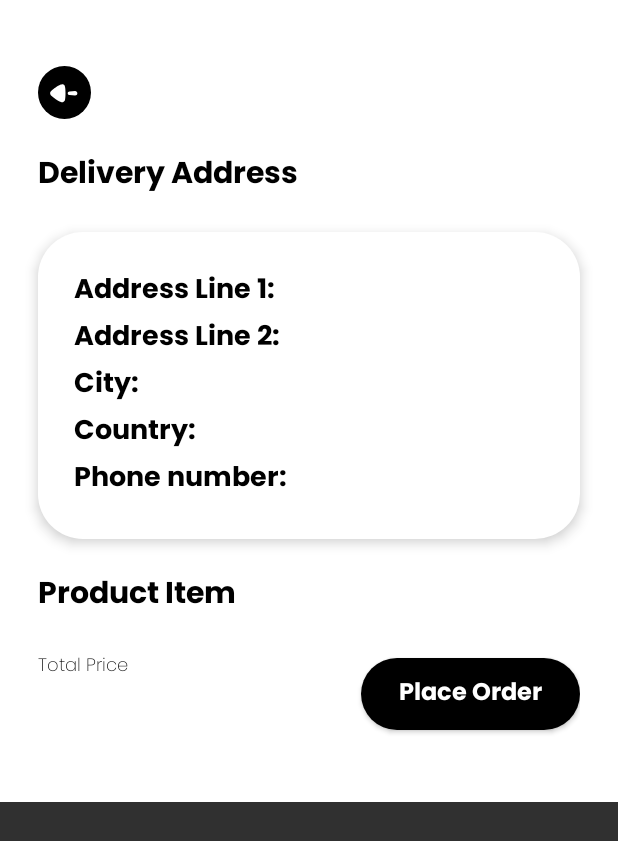
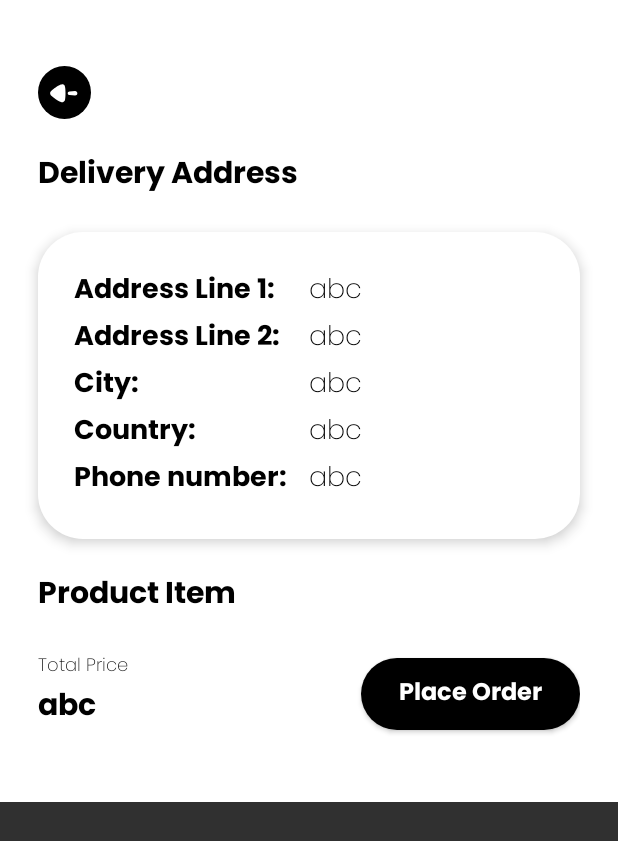
Before and after one commit to htien120802/ecommerce-mobile-app, an Android app: the layout activity_place_order.xml on its own in the app's theme, with its tools: preview values and no code run, on a phone screen of 412 x 824 dp. Shown: the top 841 px of the screen. Run offline under Robolectric (Android 15) with nearby library versions, the phone set to English and light mode, and no system bars.

Commit message:
fix huhuhu

```diff
--- a/app/src/main/res/layout/activity_place_order.xml
+++ b/app/src/main/res/layout/activity_place_order.xml
@@ -2,11 +2,7 @@
 <layout xmlns:tools="http://schemas.android.com/tools"
     xmlns:android="http://schemas.android.com/apk/res/android"
     xmlns:app="http://schemas.android.com/apk/res-auto">
-    <data>
-        <variable
-            name="customer"
-            type="com.example.ecommerce_mobile_app.model.Customer" />
-    </data>
+
     <ScrollView
         android:layout_width="match_parent"
         android:layout_height="match_parent">
@@ -92,7 +88,7 @@
                             android:layout_marginTop="0dp"
                             android:layout_weight="0.5"
                             android:fontFamily="@font/poppins_extralight"
-                            android:text="@{customer.addressLine1}"
+                            android:text="abc"
                             android:textAlignment="viewStart"
                             android:textColor="@color/black"
                             android:textSize="18sp" />
@@ -124,7 +120,7 @@
                             android:layout_marginTop="0dp"
                             android:layout_weight="0.5"
                             android:fontFamily="@font/poppins_extralight"
-                            android:text="@{customer.country.name}"
+                            android:text="abc"
                             android:textColor="@color/black"
                             android:textSize="18sp" />
                     </LinearLayout>
@@ -155,7 +151,7 @@
                             android:layout_marginTop="0dp"
                             android:layout_weight="0.5"
                             android:fontFamily="@font/poppins_extralight"
-                            android:text="@{customer.addressLine2}"
+                            android:text="abc"
                             android:textAlignment="viewStart"
                             android:textColor="@color/black"
                             android:textSize="18sp" />
@@ -187,7 +183,7 @@
                             android:layout_marginTop="0dp"
                             android:layout_weight="0.5"
                             android:fontFamily="@font/poppins_extralight"
-                            android:text="@{customer.city}"
+                            android:text="abc"
                             android:textColor="@color/black"
                             android:textSize="18sp" />
                     </LinearLayout>
@@ -218,7 +214,7 @@
                             android:layout_marginTop="0dp"
                             android:layout_weight="0.5"
                             android:fontFamily="@font/poppins_extralight"
-                            android:text="@{customer.phoneNumber}"
+                            android:text="abc"
                             android:textColor="@color/black"
                             android:textSize="18sp" />
                     </LinearLayout>
@@ -284,7 +280,7 @@
                     android:layout_width="wrap_content"
                     android:layout_height="wrap_content"
                     android:fontFamily="@font/poppins_bold"
-                    android:text="@{infoCart.totalPrice}"
+                    android:text="abc"
                     android:textColor="@color/black"
                     android:textSize="20sp"
                     app:layout_constraintStart_toStartOf="parent"
```
